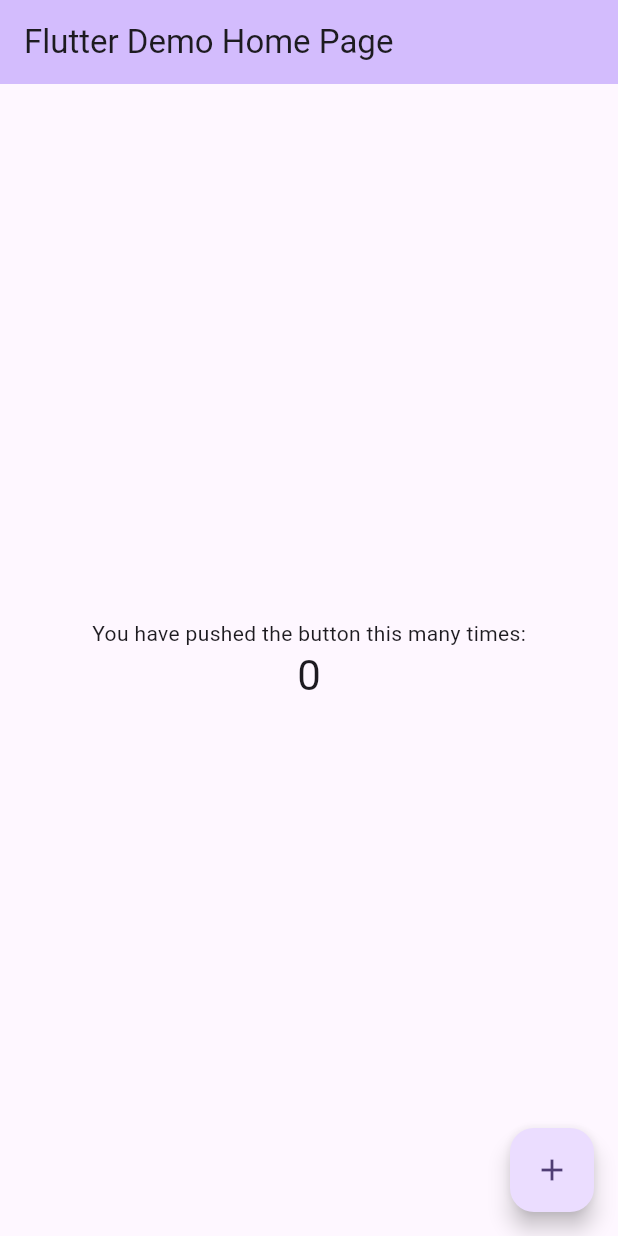
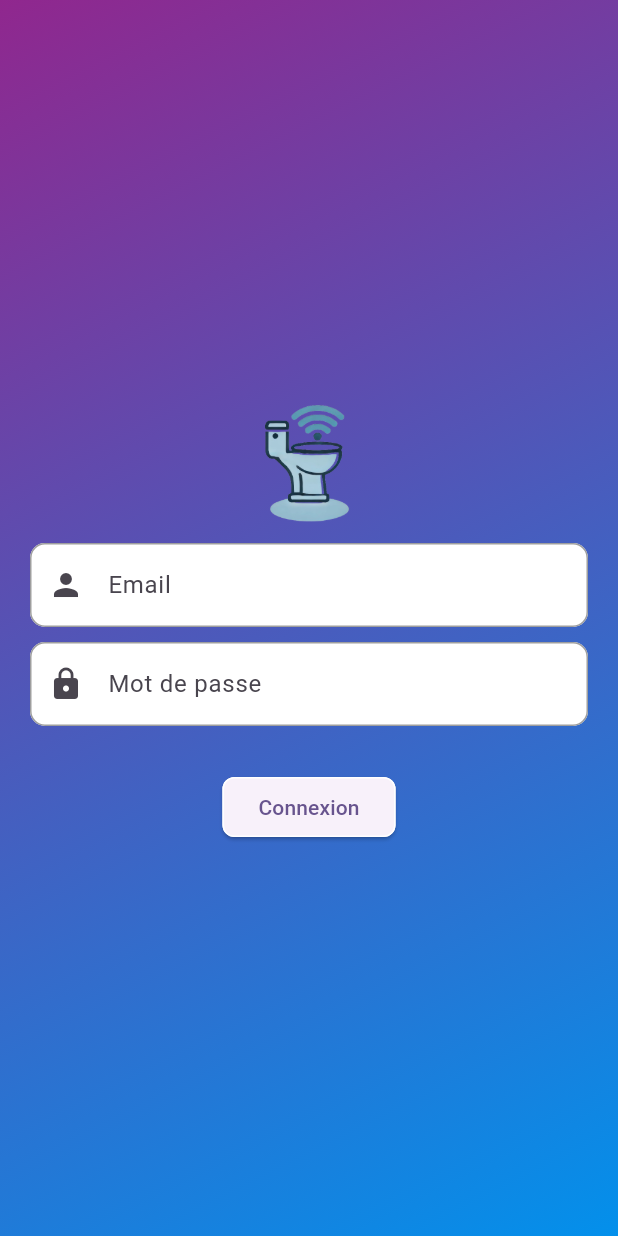
Before and after one commit to YOUPIDOK/cs-rust-flutter, a Flutter app: the screen it shows after launch, on a phone screen of 412 x 824 dp. Run offline on Flutter 3.47's test engine with Material 3 defaults, Android fonts, the phone set to English and light mode, and no system bars.

Commit message:
Connexion page

```diff
--- a/app/lib/main.dart
+++ b/app/lib/main.dart
@@ -1,3 +1,4 @@
+import 'package:app/views/connexion/connexion_view.dart';
 import 'package:flutter/material.dart';
 
 void main() {
@@ -7,119 +8,16 @@
 class MyApp extends StatelessWidget {
   const MyApp({super.key});
 
-  // This widget is the root of your application.
   @override
   Widget build(BuildContext context) {
     return MaterialApp(
+      debugShowCheckedModeBanner: false,
       title: 'Flutter Demo',
       theme: ThemeData(
-        // This is the theme of your application.
-        //
-        // TRY THIS: Try running your application with "flutter run". You'll see
-        // the application has a purple toolbar. Then, without quitting the app,
-        // try changing the seedColor in the colorScheme below to Colors.green
-        // and then invoke "hot reload" (save your changes or press the "hot
-        // reload" button in a Flutter-supported IDE, or press "r" if you used
-        // the command line to start the app).
-        //
-        // Notice that the counter didn't reset back to zero; the application
-        // state is not lost during the reload. To reset the state, use hot
-        // restart instead.
-        //
-        // This works for code too, not just values: Most code changes can be
-        // tested with just a hot reload.
         colorScheme: ColorScheme.fromSeed(seedColor: Colors.deepPurple),
         useMaterial3: true,
       ),
-      home: const MyHomePage(title: 'Flutter Demo Home Page'),
+      home: const ConnexionView(),
     );
   }
 }
-
-class MyHomePage extends StatefulWidget {
-  const MyHomePage({super.key, required this.title});
-
-  // This widget is the home page of your application. It is stateful, meaning
-  // that it has a State object (defined below) that contains fields that affect
-  // how it looks.
-
-  // This class is the configuration for the state. It holds the values (in this
-  // case the title) provided by the parent (in this case the App widget) and
-  // used by the build method of the State. Fields in a Widget subclass are
-  // always marked "final".
-
-  final String title;
-
-  @override
-  State<MyHomePage> createState() => _MyHomePageState();
-}
-
-class _MyHomePageState extends State<MyHomePage> {
-  int _counter = 0;
-
-  void _incrementCounter() {
-    setState(() {
-      // This call to setState tells the Flutter framework that something has
-      // changed in this State, which causes it to rerun the build method below
-      // so that the display can reflect the updated values. If we changed
-      // _counter without calling setState(), then the build method would not be
-      // called again, and so nothing would appear to happen.
-      _counter++;
-    });
-  }
-
-  @override
-  Widget build(BuildContext context) {
-    // This method is rerun every time setState is called, for instance as done
-    // by the _incrementCounter method above.
-    //
-    // The Flutter framework has been optimized to make rerunning build methods
-    // fast, so that you can just rebuild anything that needs updating rather
-    // than having to individually change instances of widgets.
-    return Scaffold(
-      appBar: AppBar(
-        // TRY THIS: Try changing the color here to a specific color (to
-        // Colors.amber, perhaps?) and trigger a hot reload to see the AppBar
-        // change color while the other colors stay the same.
-        backgroundColor: Theme.of(context).colorScheme.inversePrimary,
-        // Here we take the value from the MyHomePage object that was created by
-        // the App.build method, and use it to set our appbar title.
-        title: Text(widget.title),
-      ),
-      body: Center(
-        // Center is a layout widget. It takes a single child and positions it
-        // in the middle of the parent.
-        child: Column(
-          // Column is also a layout widget. It takes a list of children and
-          // arranges them vertically. By default, it sizes itself to fit its
-          // children horizontally, and tries to be as tall as its parent.
-          //
-          // Column has various properties to control how it sizes itself and
-          // how it positions its children. Here we use mainAxisAlignment to
-          // center the children vertically; the main axis here is the vertical
-          // axis because Columns are vertical (the cross axis would be
-          // horizontal).
-          //
-          // TRY THIS: Invoke "debug painting" (choose the "Toggle Debug Paint"
-          // action in the IDE, or press "p" in the console), to see the
-          // wireframe for each widget.
-          mainAxisAlignment: MainAxisAlignment.center,
-          children: <Widget>[
-            const Text(
-              'You have pushed the button this many times:',
-            ),
-            Text(
-              '$_counter',
-              style: Theme.of(context).textTheme.headlineMedium,
-            ),
-          ],
-        ),
-      ),
-      floatingActionButton: FloatingActionButton(
-        onPressed: _incrementCounter,
-        tooltip: 'Increment',
-        child: const Icon(Icons.add),
-      ), // This trailing comma makes auto-formatting nicer for build methods.
-    );
-  }
-}
--- /dev/null
+++ b/app/lib/views/connexion/connexion_view.dart
@@ -0,0 +1,108 @@
+import 'package:flutter/material.dart';
+
+class ConnexionView extends StatefulWidget {
+  const ConnexionView({super.key});
+
+  @override
+  State<ConnexionView> createState() => _ConnexionViewState();
+}
+
+class _ConnexionViewState extends State<ConnexionView> {
+  final GlobalKey<FormState> _formKey = GlobalKey<FormState>();
+  @override
+  Widget build(BuildContext context) {
+    return Scaffold(
+      body: Container(
+        decoration: const BoxDecoration(
+          gradient: LinearGradient(
+            begin: Alignment.topLeft,
+            end: Alignment(1, 1),
+            colors: <Color>[
+              Color.fromRGBO(144, 39, 142, 1),
+              Color.fromRGBO(3, 144, 235, 1),
+            ],
+          ),
+        ),
+        child: Center(
+          child: Column(
+            mainAxisAlignment: MainAxisAlignment.center,
+            crossAxisAlignment: CrossAxisAlignment.center,
+            children: [
+              Container(
+                height: 100,
+                width: 100,
+                alignment: Alignment.center,
+                child: Image.asset(
+                  'assets/images/logo.webp',
+                  fit: BoxFit.cover,
+                ),
+              ),
+              SizedBox(
+                child: Padding(
+                    padding: const EdgeInsets.symmetric(horizontal: 20),
+                    child: Form(
+                        key: _formKey,
+                        child: Column(
+                          children: [
+                            TextField(
+                              decoration: InputDecoration(
+                                filled: true,
+                                fillColor: Colors.white,
+                                hintText: 'Email',
+                                prefixIcon: const Icon(Icons.person),
+                                enabledBorder: OutlineInputBorder(
+                                  borderSide:
+                                      const BorderSide(color: Colors.grey),
+                                  borderRadius: BorderRadius.circular(10),
+                                ),
+                              ),
+                            ),
+                            const SizedBox(
+                              height: 10,
+                            ),
+                            TextField(
+                              decoration: InputDecoration(
+                                fillColor: Colors.white,
+                                hintText: 'Mot de passe',
+                                prefixIcon: const Icon(Icons.lock),
+                                enabledBorder: OutlineInputBorder(
+                                  borderSide:
+                                      const BorderSide(color: Colors.grey),
+                                  borderRadius: BorderRadius.circular(10),
+                                ),
+                                filled: true,
+                              ),
+                            ),
+                            const SizedBox(
+                              height: 30,
+                            ),
+                            Row(
+                              mainAxisAlignment: MainAxisAlignment.center,
+                              children: [
+                                ElevatedButton(
+                                  style: ButtonStyle(
+                                    shape: WidgetStateProperty.all<
+                                        RoundedRectangleBorder>(
+                                      RoundedRectangleBorder(
+                                          borderRadius:
+                                              BorderRadius.circular(8.0),
+                                          side: const BorderSide(
+                                              color: Color.fromARGB(
+                                                  255, 255, 255, 255))),
+                                    ),
+                                  ),
+                                  child: const Text('Connexion'),
+                                  onPressed: () {},
+                                ),
+                              ],
+                            )
+                          ],
+                        ))),
+              ),
+            ],
+          ),
+        ),
+      ),
+    );
+  }
+}
```
Also changed, not shown: app/pubspec.yaml (+3 -4 lines), app/assets/images/logo.webp (added), app/lib/views/inscription/inscription_view.dart (added), 2 other files.
